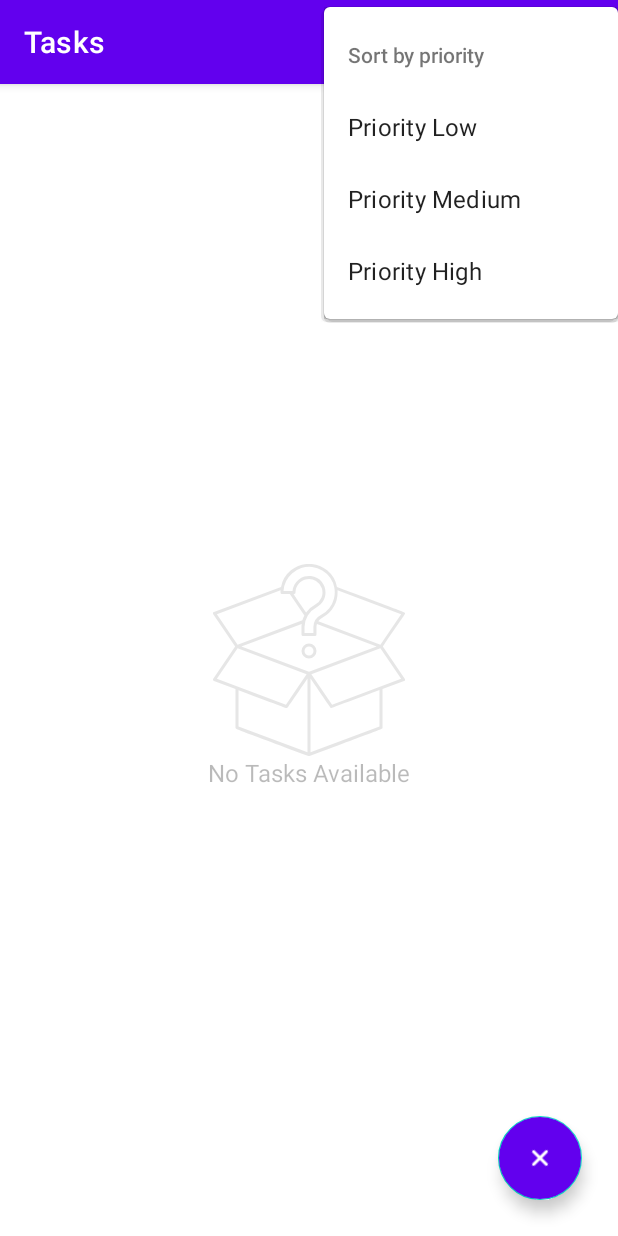
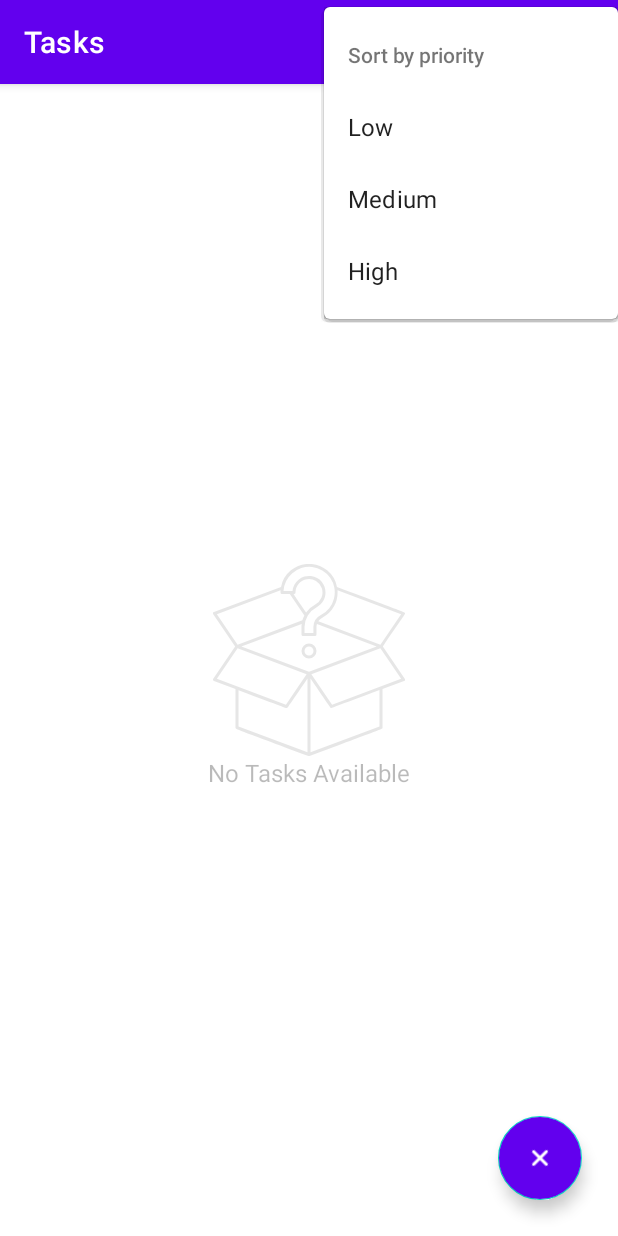
Before and after one commit to NorbertoTaveras/tasks-kotlin-mvvm, an Android app: the screen it shows after launch (MainActivity), in the options menu, after a tap on "Sort by priority", on a phone screen of 412 x 824 dp. Run offline under Robolectric (Android 15) with nearby library versions, the light colour scheme and no system bars; our stand-ins replace Dagger/Hilt's generated code, Room's generated code, data binding, navigation-ui; libraries missing offline, so code that uses them is left out: androidx.hilt.lifecycle, com.tiper, jp.wasabeef.recyclerview; 4 statements that could not run were skipped.

Commit message:
Formatting
Update - The formatting across several variables, string resources, etc.

```diff
--- a/todo/app/src/main/java/com/norbertotaveras/todo/fragments/list/ListFragment.kt
+++ b/todo/app/src/main/java/com/norbertotaveras/todo/fragments/list/ListFragment.kt
@@ -138,7 +138,7 @@ class ListFragment : Fragment(), SearchView.OnQueryTextListener, TodosAdapter.On
             R.id.menu_priority_low -> { todoViewModel.onSortOrderSelected(SortOrder.BY_LOW) }
             R.id.menu_priority_medium -> { todoViewModel.onSortOrderSelected(SortOrder.BY_MEDIUM) }
             R.id.menu_priority_high -> { todoViewModel.onSortOrderSelected(SortOrder.BY_HIGH) }
-            R.id.sort_by_name -> { todoViewModel.onSortOrderSelected(SortOrder.BY_NAME) }
+            R.id.sort_by_title -> { todoViewModel.onSortOrderSelected(SortOrder.BY_NAME) }
             R.id.sort_by_date_created -> { todoViewModel.onSortOrderSelected(SortOrder.BY_DATE) }
             R.id.hide_completed -> {
                 item.isChecked = !item.isChecked
--- a/todo/app/src/main/res/menu/list_fragment_menu.xml
+++ b/todo/app/src/main/res/menu/list_fragment_menu.xml
@@ -16,20 +16,20 @@
             <menu>
                 <item
                     android:id="@+id/menu_priority_low"
-                    android:title="@string/priority_low"/>
+                    android:title="@string/low"/>
                 <item
                     android:id="@+id/menu_priority_medium"
-                    android:title="@string/priority_medium"/>
+                    android:title="@string/medium"/>
                 <item
                     android:id="@+id/menu_priority_high"
-                    android:title="@string/priority_high" />
+                    android:title="@string/high" />
             </menu>
         </item>
     </group>
 
     <item
-        android:id="@+id/sort_by_name"
-        android:title="@string/sort_by_name"/>
+        android:id="@+id/sort_by_title"
+        android:title="@string/sort_by_title"/>
 
     <item
         android:id="@+id/sort_by_date_created"
@@ -45,9 +45,4 @@
         android:id="@+id/delete_all_completed"
         android:title="@string/delete_all_completed"
         app:showAsAction="never"/>
-
-    <!--<item android:id="@+id/menu_delete_all"
-        android:title="@string/delete_all"
-        android:icon="@drawable/ic_round_delete_forever_24"
-        app:showAsAction="ifRoom"/> -->
 </menu>
--- a/todo/app/src/main/res/values/strings.xml
+++ b/todo/app/src/main/res/values/strings.xml
@@ -43,6 +43,10 @@
     <string name="delete_all_completed">Delete all completed</string>
     <string name="date_created_value">*Date Created: %1$s</string>
     <string name="no_tasks_available">No Tasks Available</string>
+    <string name="sort_by_title">Sort by title</string>
+    <string name="low">Low</string>
+    <string name="medium">Medium</string>
+    <string name="high">High</string>
     <string-array name="priorities">
         <item>High</item>
         <item>Medium</item>
```
